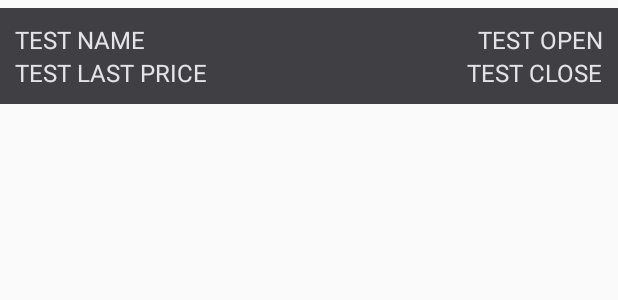
After one commit to neskob7/Commodityprices, an Android app: the layout commodity_layout.xml on its own in the app's theme, with its tools: preview values and no code run, on a phone screen of 412 x 824 dp. The commit adds this screen. Shown: the top 300 px of the screen. Run offline under Robolectric (Android 15) with nearby library versions, the phone set to English and light mode, and no system bars.

Commit message:
added open and close prices

```diff
--- a/app/src/main/java/com/example/commodityprices/core/entities/BarchartResult.java
+++ b/app/src/main/java/com/example/commodityprices/core/entities/BarchartResult.java
@@ -67,7 +67,7 @@ public class BarchartResult {
 
     @SerializedName("close")
     @Expose
-    private Object close;
+    private Double close;
 
     @SerializedName("flag")
     @Expose
@@ -149,7 +149,7 @@ public class BarchartResult {
         return low;
     }
 
-    public Object getClose() {
+    public Double getClose() {
         return close;
     }
 
--- a/app/src/main/java/com/example/commodityprices/core/entities/Constants.java
+++ b/app/src/main/java/com/example/commodityprices/core/entities/Constants.java
@@ -5,7 +5,7 @@ public class Constants {
     //https://marketdata.websol.barchart.com/getQuote.json?apikey=13084450b346c9dce6bbb63c2924e9b7&symbols=ZCK19
     public static final String API_KEY = "13084450b346c9dce6bbb63c2924e9b7";
     public static final String BASE_URL = "https://marketdata.websol.barchart.com";
-    public static final String SYMBOLS = "ZCK19,GOOG,AAPL,QAN19,GEZ19";
+    public static final String SYMBOLS = "ZWN19, ZCN19, ZSN19, ZMN19, ZRN19, ZON19";
     public static final String FIELDS = "fiftyTwoWkHigh";
 
 }
--- /dev/null
+++ b/app/src/main/res/layout/commodity_layout.xml
@@ -0,0 +1,50 @@
+<?xml version="1.0" encoding="utf-8"?>
+
+<RelativeLayout xmlns:android="http://schemas.android.com/apk/res/android"
+    xmlns:tools="http://schemas.android.com/tools"
+    android:id="@+id/root_view"
+    android:layout_width="match_parent"
+    android:layout_height="wrap_content"
+    android:layout_marginTop="5dp"
+    android:layout_marginBottom="5dp"
+    android:padding="10dp"
+    android:background="#3f3f44"
+    android:orientation="vertical">
+
+    <TextView
+        android:id="@+id/name"
+        android:layout_width="wrap_content"
+        android:layout_height="wrap_content"
+        android:layout_alignParentStart="false"
+        android:textColor="#e3e3e8"
+        android:textSize="16sp"
+        tools:text="TEST NAME" />
+
+    <TextView
+        android:id="@+id/lastPrice"
+        android:layout_width="wrap_content"
+        android:layout_height="wrap_content"
+        android:layout_below="@+id/name"
+        android:textColor="#e3e3e8"
+        android:textSize="16sp"
+        tools:text="TEST LAST PRICE" />
+
+    <TextView
+        android:id="@+id/priceOpen"
+        android:layout_width="wrap_content"
+        android:layout_height="wrap_content"
+        android:layout_alignParentEnd="true"
+        android:textColor="#e3e3e8"
+        android:textSize="16sp"
+        tools:text="TEST OPEN" />
+
+    <TextView
+        android:id="@+id/priceClose"
+        android:layout_width="wrap_content"
+        android:layout_height="wrap_content"
+        android:layout_below="@+id/priceOpen"
+        android:layout_alignParentEnd="true"
+        android:textColor="#e3e3e8"
+        android:textSize="16sp"
+        tools:text="TEST CLOSE" />
+</RelativeLayout>
--- a/app/src/main/res/values/strings.xml
+++ b/app/src/main/res/values/strings.xml
@@ -3,4 +3,5 @@
 
     <!-- TODO: Remove or change this placeholder text -->
     <string name="hello_blank_fragment">Hello blank fragment</string>
+    <string name="last_price">Last Price:</string>
 </resources>
```
Also changed, not shown: app/src/main/java/com/example/commodityprices/core/BarchartSdk.java (+12 -3 lines), app/src/main/java/com/example/commodityprices/ui/CommodityAdapter.java (+15 -6 lines), app/src/main/java/com/example/commodityprices/ui/entities/Commodity.java (+17 -5 lines), app/src/main/java/com/example/commodityprices/ui/fragments/CommodityFragment.java (+15 -2 lines), app/src/main/res/layout/fragment_commodity.xml (+15 -3 lines), app/src/main/res/layout/text_view_layout.xml (deleted, +0 -33 lines).
